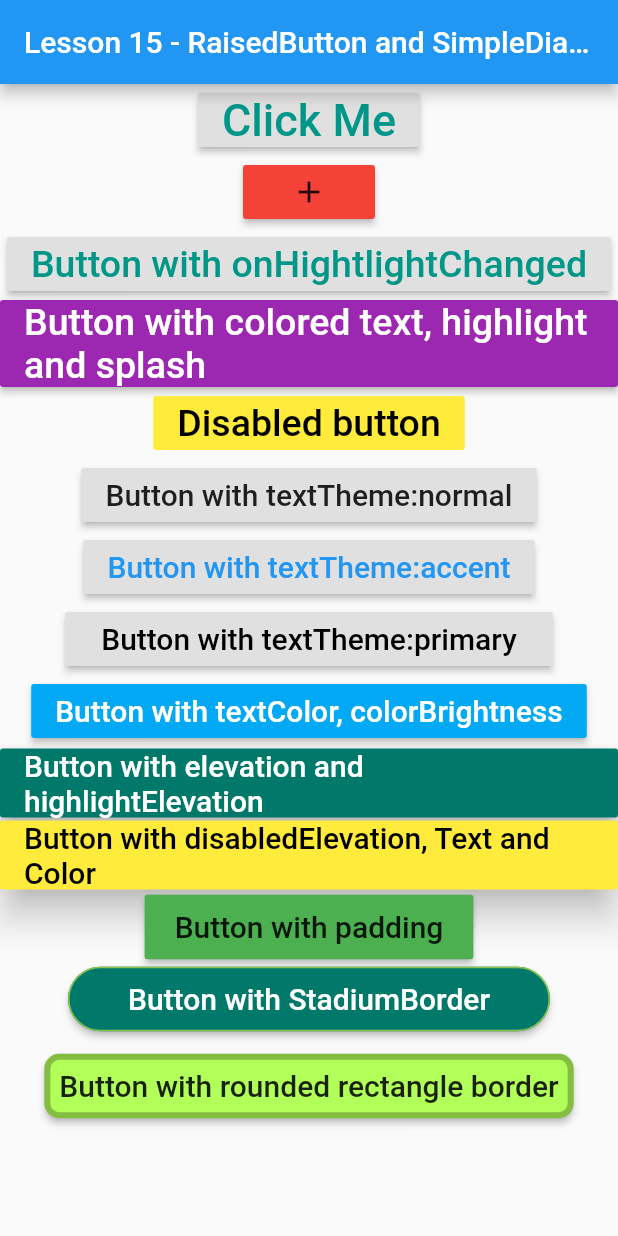
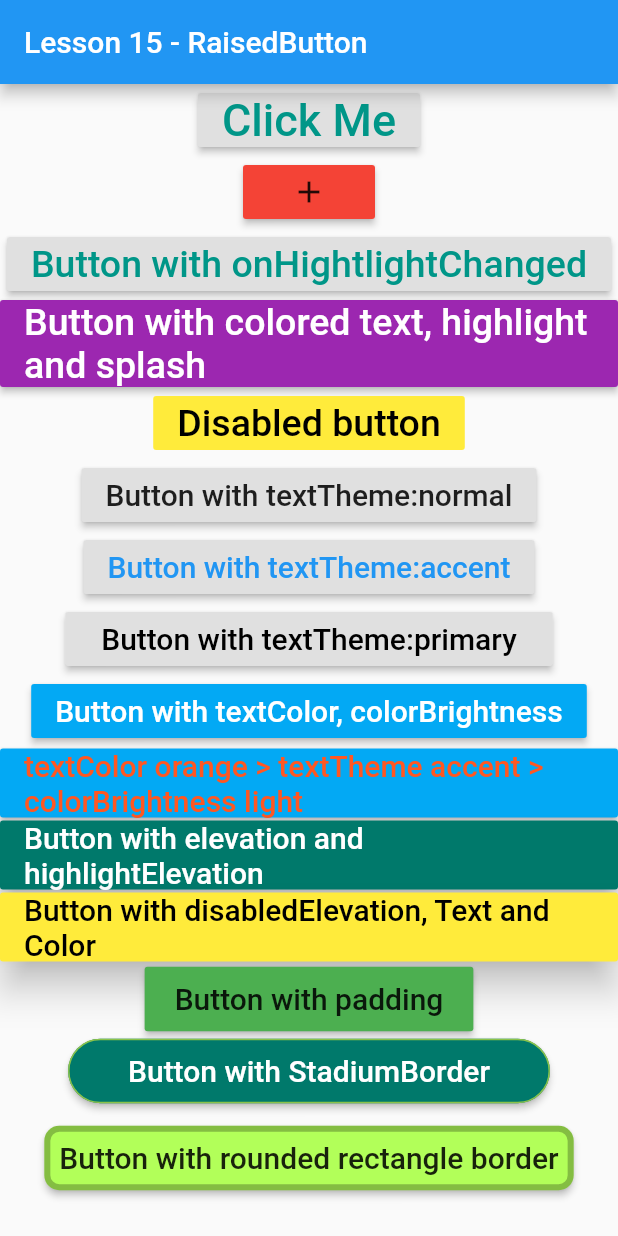
Before and after one commit to antedesk/flutter_tutorial_htmlit, a Flutter app: the screen it shows after launch, on a phone screen of 412 x 824 dp. Run offline on Flutter 3.47's test engine with Material 2 defaults, Android fonts, the phone set to English and light mode, and no system bars.

Commit message:
added an new example about text color

```diff
--- a/lib/main.dart
+++ b/lib/main.dart
@@ -20,7 +20,7 @@ class MyPage extends StatelessWidget {
   Widget build(BuildContext context) {
     return Scaffold(
       appBar: AppBar(
-        title: Text('Lesson 15 - RaisedButton and SimpleDialog'),
+        title: Text('Lesson 15 - RaisedButton'),
       ),
       body: SingleChildScrollView(
           child: Column(
@@ -64,8 +64,7 @@ class MyPage extends StatelessWidget {
               color: Colors.purple,
               textColor: Colors.white,
               highlightColor: Colors.red,
-            splashColor: Colors.black26
-          ),
+              splashColor: Colors.black26),
           RaisedButton(
             onPressed: null,
             child: Text(
@@ -83,8 +82,7 @@ class MyPage extends StatelessWidget {
                 "Button with textTheme:normal",
                 style: TextStyle(fontSize: 20),
               ),
-            textTheme: ButtonTextTheme.normal
-          ),
+              textTheme: ButtonTextTheme.normal),
           RaisedButton(
               onPressed: () {
                 print("Button clicked");
@@ -93,8 +91,7 @@ class MyPage extends StatelessWidget {
                 "Button with textTheme:accent",
                 style: TextStyle(fontSize: 20),
               ),
-            textTheme: ButtonTextTheme.accent
-          ),
+              textTheme: ButtonTextTheme.accent),
           RaisedButton(
               onPressed: () {
                 print("Button clicked");
@@ -103,8 +100,7 @@ class MyPage extends StatelessWidget {
                 "Button with textTheme:primary",
                 style: TextStyle(fontSize: 20),
               ),
-            textTheme: ButtonTextTheme.primary
-          ),
+              textTheme: ButtonTextTheme.primary),
           RaisedButton(
             onPressed: () {
               print("Button clicked");
@@ -117,6 +113,21 @@ class MyPage extends StatelessWidget {
             ),
             color: Colors.lightBlue,
             textColor: Colors.white,
+            colorBrightness: Brightness.light,
+          ),
+          RaisedButton(
+            onPressed: () {
+              print("click");
+            },
+            child: Text(
+              "textColor orange > textTheme accent > colorBrightness light",
+              style: TextStyle(
+                fontSize: 20,
+              ),
+            ),
+            color: Colors.lightBlue,
+            textTheme: ButtonTextTheme.accent,
+            textColor: Colors.deepOrange,
             colorBrightness: Brightness.light,
           ),
           RaisedButton(
```
Lines whose indentation alone changed are shown as unchanged.
